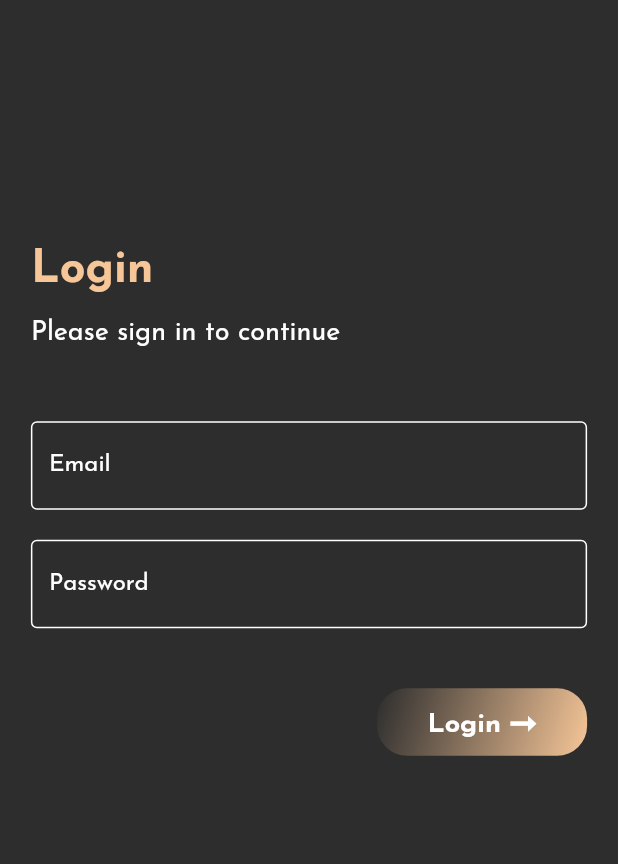
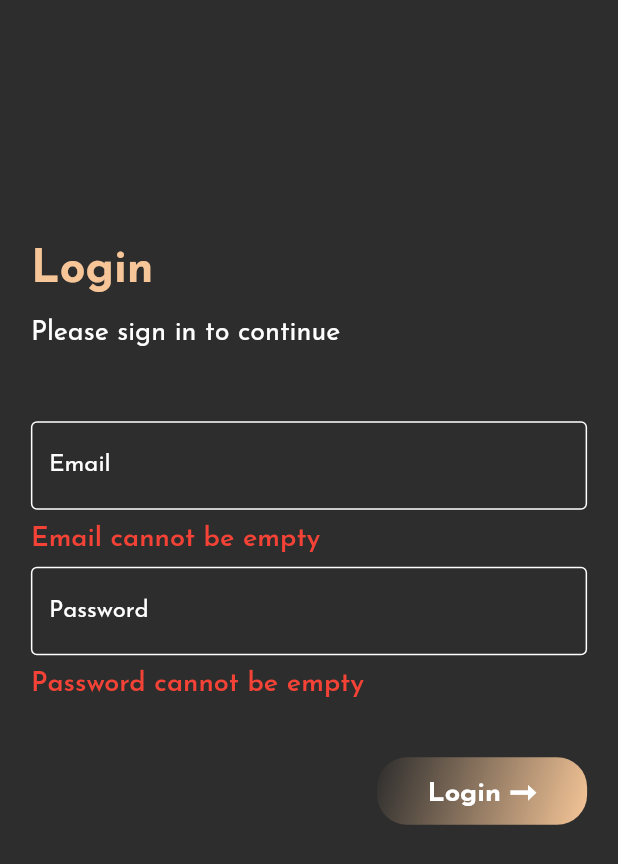
Before and after one commit to just-Luka/videoUpload, a Flutter app: the screen it shows after launch, after a tap on "Login ➞", on a phone screen of 412 x 824 dp. Shown: the top 864 px of the screen. Run offline on Flutter 3.47's test engine with Material 2 defaults, Android fonts, the phone set to English and light mode, and no system bars; our stand-ins replace bloc, firebase_auth, firebase_core, flutter_bloc, google_fonts, image_picker and 1 more; missing offline and left inert: video_thumbnail; accounts and stored records are empty.

Commit message:
validations added for login/password

```diff
--- /dev/null
+++ b/lib/data/validation_response.dart
@@ -0,0 +1,9 @@
+class ValidationResponse {
+  final bool isSuccess;
+  final String? message;
+
+  ValidationResponse({
+    required this.isSuccess,
+    this.message,
+  });
+}
--- a/lib/domain/auth/user_login.dart
+++ /dev/null
@@ -1,18 +0,0 @@
-import 'package:firebase_auth/firebase_auth.dart';
-
-class UserLogin {
-  Future<void> withEmailAndPassword(String email, String password) async {
-    try {
-      await FirebaseAuth.instance.signInWithEmailAndPassword(
-        email: email,
-        password: password,
-      );
-    } on FirebaseAuthException catch (e) {
-      if (e.code == 'user-not-found') {
-        print('No user found for that email.');
-      } else if (e.code == 'wrong-password') {
-        print('Wrong password provided for that user.');
-      }
-    }
-  }
-}
--- /dev/null
+++ b/lib/domain/cubit/login_cubit.dart
@@ -0,0 +1,59 @@
+import 'package:blindside_task/data/validation_response.dart';
+import 'package:bloc/bloc.dart';
+import 'package:firebase_auth/firebase_auth.dart';
+import 'package:meta/meta.dart';
+
+part 'login_state.dart';
+
+class LoginCubit extends Cubit<LoginState> {
+  LoginCubit() : super(LoginInitial());
+
+  Future<void> withEmailAndPassword(String email, String password) async {
+    final emailVal = _validateEmail(email);
+    final passVal = _validatePassword(password);
+
+    if (emailVal.isSuccess == false || passVal.isSuccess == false) {
+      emit(ValidationError(
+          emailMessage: emailVal.message, passwordMessage: passVal.message));
+    } else {
+      try {
+        await FirebaseAuth.instance
+            .signInWithEmailAndPassword(
+              email: email,
+              password: password,
+            )
+            .then((value) => emit(LoggedIn()));
+      } on FirebaseAuthException catch (e) {
+        if (e.code == 'user-not-found' || e.code == 'wrong-password') {
+          emit(LoginError(errorMessage: 'Login or Password is incorrect!'));
+        }
+      }
+    }
+  }
+
+  ValidationResponse _validateEmail(String value) {
+    if (value.isEmpty) {
+      return ValidationResponse(
+        isSuccess: false,
+        message: "Email cannot be empty",
+      );
+    }
+    if (!value.contains('@')) {
+      return ValidationResponse(
+        isSuccess: false,
+        message: "Email is not correct",
+      );
+    }
+    return ValidationResponse(isSuccess: true);
+  }
+
+  ValidationResponse _validatePassword(String value) {
+    if (value.isEmpty) {
+      return ValidationResponse(
+        isSuccess: false,
+        message: "Password cannot be empty",
+      );
+    }
+    return ValidationResponse(isSuccess: true);
+  }
+}
--- /dev/null
+++ b/lib/domain/cubit/login_state.dart
@@ -0,0 +1,25 @@
+part of 'login_cubit.dart';
+
+@immutable
+abstract class LoginState {}
+
+class LoginInitial extends LoginState {}
+
+class LoggedIn extends LoginState {}
+
+class LoginError extends LoginState {
+  final String errorMessage;
+  LoginError({
+    required this.errorMessage,
+  });
+}
+
+class ValidationError extends LoginState {
+  final String? emailMessage;
+  final String? passwordMessage;
+
+  ValidationError({
+    required this.emailMessage,
+    required this.passwordMessage,
+  });
+}
--- a/lib/internal/application.dart
+++ b/lib/internal/application.dart
@@ -1,4 +1,5 @@
 import 'package:blindside_task/domain/cubit/comment_cubit.dart';
+import 'package:blindside_task/domain/cubit/login_cubit.dart';
 import 'package:blindside_task/presentation/pages/wrapper_page.dart';
 import 'package:flutter/material.dart';
 import 'package:flutter_bloc/flutter_bloc.dart';
@@ -14,6 +15,9 @@ class Application extends StatelessWidget {
         BlocProvider(
           create: (BuildContext context) => CommentCubit(),
         ),
+        BlocProvider(
+          create: (BuildContext context) => LoginCubit(),
+        ),
       ],
       child: MaterialApp(
         home: const WrapperPage(),
--- a/lib/main.dart
+++ b/lib/main.dart
@@ -7,7 +7,7 @@ void main() async {
   WidgetsFlutterBinding.ensureInitialized();
 
   await Firebase.initializeApp();
-  // await FirebaseAuth.instance.signOut();
+  await FirebaseAuth.instance.signOut();
 
   runApp(const Application());
 }
--- a/lib/presentation/forms/login_form.dart
+++ b/lib/presentation/forms/login_form.dart
@@ -1,5 +1,6 @@
-import 'package:blindside_task/domain/auth/user_login.dart';
+import 'package:blindside_task/domain/cubit/login_cubit.dart';
 import 'package:flutter/material.dart';
+import 'package:flutter_bloc/flutter_bloc.dart';
 import 'package:google_fonts/google_fonts.dart';
 
 class LoginForm extends StatefulWidget {
@@ -53,7 +54,28 @@ class _LoginFormState extends State<LoginForm> {
           ),
         ),
         const SizedBox(
-          height: 20,
+          height: 10,
+        ),
+        BlocBuilder<LoginCubit, LoginState>(
+          builder: (context, state) {
+            if (state is ValidationError) {
+              return Align(
+                alignment: Alignment.centerLeft,
+                child: Text(
+                  state.emailMessage == null ? '' : state.emailMessage!,
+                  style: GoogleFonts.josefinSans(
+                    color: Colors.red,
+                    fontSize: 18,
+                    fontWeight: FontWeight.w600,
+                  ),
+                ),
+              );
+            }
+            return SizedBox();
+          },
+        ),
+        const SizedBox(
+          height: 10,
         ),
         TextFormField(
           controller: _passController,
@@ -82,6 +104,39 @@ class _LoginFormState extends State<LoginForm> {
           ),
         ),
         const SizedBox(
+          height: 10,
+        ),
+        BlocBuilder<LoginCubit, LoginState>(
+          builder: (context, state) {
+            if (state is ValidationError) {
+              return Align(
+                alignment: Alignment.centerLeft,
+                child: Text(
+                  state.passwordMessage == null ? '' : state.passwordMessage!,
+                  style: GoogleFonts.josefinSans(
+                    color: Colors.red,
+                    fontSize: 18,
+                    fontWeight: FontWeight.w600,
+                  ),
+                ),
+              );
+            } else if (state is LoginError) {
+              return Align(
+                alignment: Alignment.centerLeft,
+                child: Text(
+                  state.errorMessage,
+                  style: GoogleFonts.josefinSans(
+                    color: Colors.red,
+                    fontSize: 18,
+                    fontWeight: FontWeight.w600,
+                  ),
+                ),
+              );
+            }
+            return SizedBox();
+          },
+        ),
+        const SizedBox(
           height: 40,
         ),
         Align(
@@ -102,10 +157,8 @@ class _LoginFormState extends State<LoginForm> {
             ),
             child: ElevatedButton(
               onPressed: () {
-                UserLogin().withEmailAndPassword(
-                  _emailController.text,
-                  _passController.text,
-                );
+                BlocProvider.of<LoginCubit>(context).withEmailAndPassword(
+                    _emailController.text, _passController.text);
               },
               style: ElevatedButton.styleFrom(
                 primary: Colors.transparent,
--- a/lib/presentation/pages/video_page.dart
+++ b/lib/presentation/pages/video_page.dart
@@ -1,4 +1,4 @@
-import 'package:blindside_task/data/video_model.dart';
+import 'package:blindside_task/data/models/video_model.dart';
 import 'package:blindside_task/domain/cubit/comment_cubit.dart';
 import 'package:blindside_task/presentation/widgets/buttons/add_comment_button.dart';
 import 'package:blindside_task/presentation/widgets/videos/bundles/video_particular_bundle.dart';
--- a/lib/presentation/widgets/chips/comment_chip.dart
+++ b/lib/presentation/widgets/chips/comment_chip.dart
@@ -1,4 +1,4 @@
-import 'package:blindside_task/data/video_model.dart';
+import 'package:blindside_task/data/models/video_model.dart';
 import 'package:blindside_task/domain/cubit/comment_cubit.dart';
 import 'package:blindside_task/presentation/pages/video_page.dart';
 import 'package:flutter/material.dart';
--- a/lib/presentation/widgets/videos/bundles/video_home_bundle.dart
+++ b/lib/presentation/widgets/videos/bundles/video_home_bundle.dart
@@ -2,12 +2,13 @@ import 'dart:io';
 import 'dart:math';
 import 'dart:typed_data';
 
-import 'package:blindside_task/data/video_model.dart';
+import 'package:blindside_task/data/models/video_model.dart';
 import 'package:blindside_task/presentation/pages/video_page.dart';
 import 'package:blindside_task/presentation/widgets/dividers/video_divider.dart';
 import 'package:blindside_task/presentation/widgets/videos/video_author.dart';
 import 'package:blindside_task/presentation/widgets/videos/video_metadata.dart';
 import 'package:flutter/material.dart';
+import 'package:google_fonts/google_fonts.dart';
 import 'package:video_thumbnail/video_thumbnail.dart';
 
 class VideoHomeBundle extends StatefulWidget {
@@ -25,6 +26,9 @@ class VideoHomeBundle extends StatefulWidget {
 class _VideoHomeBundleState extends State<VideoHomeBundle> {
   late Uint8List _uint8list;
 
+  final likes = Random().nextInt(120);
+  bool isOptionsOpened = false;
+
   Future showThumbnail() async {
     final uint8list = await VideoThumbnail.thumbnailData(
       video: widget.file.path,
@@ -34,7 +38,9 @@ class _VideoHomeBundleState extends State<VideoHomeBundle> {
     _uint8list = uint8list!;
   }
 
-  final likes = Random().nextInt(120);
+  void _toggleOptions() {
+    // pass
+  }
 
   @override
   Widget build(BuildContext context) {
@@ -43,11 +49,17 @@ class _VideoHomeBundleState extends State<VideoHomeBundle> {
     return SizedBox(
       width: double.infinity,
       height: 340,
-      child: Column(
+      child: Stack(
         children: [
-          const VideoAuthor(),
+          VideoAuthor(
+            toggleOptions: () => _toggleOptions(),
+          ),
           Padding(
-            padding: EdgeInsets.only(left: width * 0.07, right: width * 0.06),
+            padding: EdgeInsets.only(
+              left: width * 0.07,
+              right: width * 0.06,
+              top: 72,
+            ),
             child: Column(
               children: [
                 InkWell(
--- a/lib/presentation/widgets/videos/bundles/video_particular_bundle.dart
+++ b/lib/presentation/widgets/videos/bundles/video_particular_bundle.dart
@@ -1,4 +1,4 @@
-import 'package:blindside_task/data/video_model.dart';
+import 'package:blindside_task/data/models/video_model.dart';
 import 'package:blindside_task/domain/cubit/comment_cubit.dart';
 import 'package:blindside_task/presentation/widgets/chips/comment_chip.dart';
 import 'package:blindside_task/presentation/widgets/chips/like_chip.dart';
--- a/lib/presentation/widgets/videos/bundles/video_related_bundle.dart
+++ b/lib/presentation/widgets/videos/bundles/video_related_bundle.dart
@@ -14,7 +14,7 @@ class VideoRelatedBundle extends StatelessWidget {
       height: 300,
       child: Column(
         children: [
-          const VideoAuthor(),
+          // const VideoAuthor(),
           Padding(
             padding: EdgeInsets.only(left: width * 0.07, right: width * 0.06),
             child: Column(
@@ -31,7 +31,7 @@ class VideoRelatedBundle extends StatelessWidget {
                     height: 200,
                     decoration: BoxDecoration(
                       borderRadius: BorderRadius.circular(10),
-                      color: Colors.green,
+                      color: Color.fromARGB(255, 158, 158, 158),
                     ),
                   ),
                 ),
--- a/lib/presentation/widgets/videos/video_author.dart
+++ b/lib/presentation/widgets/videos/video_author.dart
@@ -2,7 +2,12 @@ import 'package:flutter/material.dart';
 import 'package:google_fonts/google_fonts.dart';
 
 class VideoAuthor extends StatelessWidget {
-  const VideoAuthor({Key? key}) : super(key: key);
+  final VoidCallback toggleOptions;
+
+  const VideoAuthor({
+    Key? key,
+    required this.toggleOptions,
+  }) : super(key: key);
 
   @override
   Widget build(BuildContext context) {
@@ -30,7 +35,7 @@ class VideoAuthor extends StatelessWidget {
         trailing: IconButton(
           icon: const Icon(Icons.more_vert),
           onPressed: () {
-            print('pressed');
+            toggleOptions();
           },
           iconSize: 28,
           color: Colors.white,
--- a/lib/presentation/widgets/videos/video_bottom_switch.dart
+++ b/lib/presentation/widgets/videos/video_bottom_switch.dart
@@ -67,11 +67,8 @@ class _VideoBottomSwitchState extends State<VideoBottomSwitch> {
                   CenterFrame(
                     child: const VideoDivider(),
                   ),
-                  const VideoRelatedBundle(),
-                  const VideoRelatedBundle(),
-                  const VideoRelatedBundle(),
-                  const VideoRelatedBundle(),
-                  const VideoRelatedBundle(),
+                  // const VideoRelatedBundle(),
+                  // const VideoRelatedBundle(),
                 ],
               ),
             ),
--- a/lib/presentation/widgets/videos/video_comment.dart
+++ b/lib/presentation/widgets/videos/video_comment.dart
@@ -19,7 +19,7 @@ class VideoComment extends StatelessWidget {
           crossAxisAlignment: CrossAxisAlignment.start,
           children: [
             const CircleAvatar(
-              backgroundImage: AssetImage('assets/pics/profile_pic.png'),
+              backgroundImage: AssetImage('assets/pics/profile_pic2.jpeg'),
               radius: 25,
             ),
             Expanded(
--- a/lib/presentation/widgets/videos/video_frame.dart
+++ b/lib/presentation/widgets/videos/video_frame.dart
@@ -1,4 +1,4 @@
-import 'package:blindside_task/data/video_model.dart';
+import 'package:blindside_task/data/models/video_model.dart';
 import 'package:blindside_task/presentation/widgets/painters/triangle_painter.dart';
 import 'package:flutter/material.dart';
 import 'package:video_player/video_player.dart';
--- a/lib/presentation/widgets/videos/video_metadata.dart
+++ b/lib/presentation/widgets/videos/video_metadata.dart
@@ -1,6 +1,6 @@
 import 'dart:math';
 
-import 'package:blindside_task/data/video_model.dart';
+import 'package:blindside_task/data/models/video_model.dart';
 import 'package:blindside_task/presentation/widgets/chips/comment_chip.dart';
 import 'package:blindside_task/presentation/widgets/chips/like_chip.dart';
 import 'package:flutter/material.dart';
```
Also changed, not shown: lib/data/models/video_model.dart (renamed from lib/data/video_model.dart).
